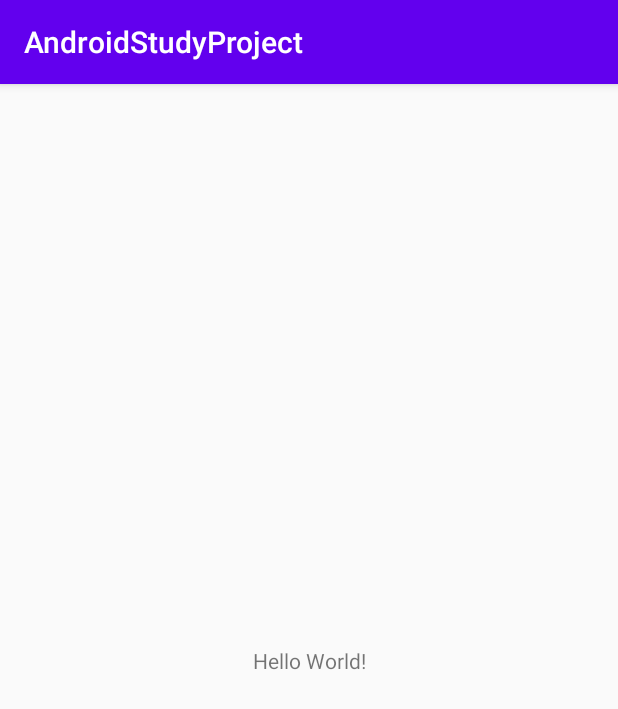
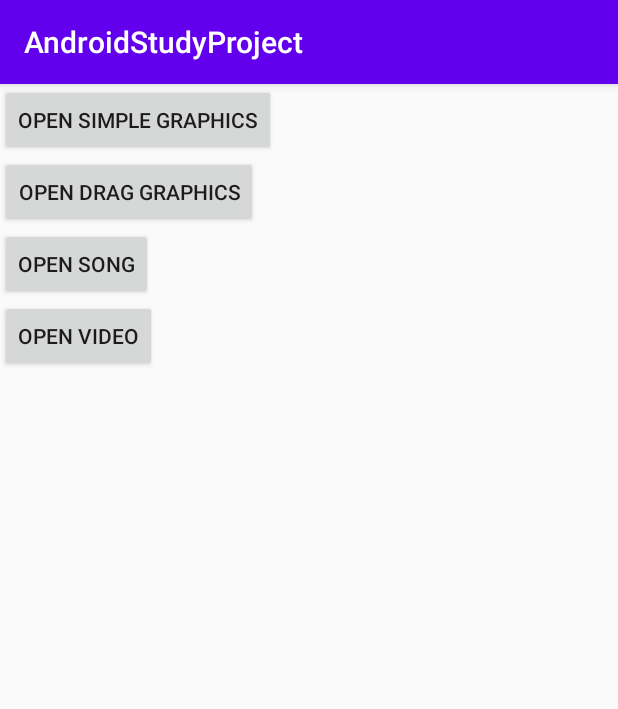
Before and after one commit to vikas1993/AndroidStudyCode, an Android app: the screen it shows after launch (MainActivity), on a phone screen of 412 x 824 dp. Shown: the top 709 px of the screen. Run offline under Robolectric (Android 15) with nearby library versions, the phone set to English and light mode, and no system bars.

Commit message:
Chapter 13 addedvideo actvity

```diff
--- a/app/src/main/AndroidManifest.xml
+++ b/app/src/main/AndroidManifest.xml
@@ -1,7 +1,7 @@
 <?xml version="1.0" encoding="utf-8"?>
 <manifest xmlns:android="http://schemas.android.com/apk/res/android"
     package="com.nit.androidstudyproject">
-
+<uses-permission android:name="android.permission.INTERNET"/>
     <application
         android:allowBackup="true"
         android:icon="@mipmap/ic_launcher"
@@ -9,6 +9,10 @@
         android:roundIcon="@mipmap/ic_launcher_round"
         android:supportsRtl="true"
         android:theme="@style/AppTheme">
+        <activity android:name=".VideoActivity"></activity>
+        <activity android:name=".SongActivity" />
+        <activity android:name=".dragAndDrawActivity" />
+        <activity android:name=".graphicsActivity" />
         <activity android:name=".MainActivity">
             <intent-filter>
                 <action android:name="android.intent.action.MAIN" />
--- a/app/src/main/res/layout/activity_main.xml
+++ b/app/src/main/res/layout/activity_main.xml
@@ -1,18 +1,35 @@
 <?xml version="1.0" encoding="utf-8"?>
-<androidx.constraintlayout.widget.ConstraintLayout xmlns:android="http://schemas.android.com/apk/res/android"
+<LinearLayout xmlns:android="http://schemas.android.com/apk/res/android"
     xmlns:app="http://schemas.android.com/apk/res-auto"
     xmlns:tools="http://schemas.android.com/tools"
     android:layout_width="match_parent"
     android:layout_height="match_parent"
+    android:orientation="vertical"
     tools:context=".MainActivity">
 
-    <TextView
+    <Button
         android:layout_width="wrap_content"
         android:layout_height="wrap_content"
-        android:text="Hello World!"
-        app:layout_constraintBottom_toBottomOf="parent"
-        app:layout_constraintLeft_toLeftOf="parent"
-        app:layout_constraintRight_toRightOf="parent"
-        app:layout_constraintTop_toTopOf="parent" />
+        android:text="open simple graphics"
+        android:onClick="openPanel"
+        />
 
-</androidx.constraintlayout.widget.ConstraintLayout>
+    <Button
+        android:layout_width="wrap_content"
+        android:layout_height="wrap_content"
+        android:text="open drag graphics"
+        android:onClick="openDrag"
+        />
+    <Button
+        android:layout_width="wrap_content"
+        android:layout_height="wrap_content"
+        android:text="open song"
+        android:onClick="openSong"
+        />
+    <Button
+        android:layout_width="wrap_content"
+        android:layout_height="wrap_content"
+        android:text="open Video"
+        android:onClick="openVideo"
+        />
+</LinearLayout>
```
Also changed, not shown: app/src/main/java/com/nit/androidstudyproject/MainActivity.java (+21 -0 lines), app/src/main/java/com/nit/androidstudyproject/Panel.java (added, +38 -0 lines), app/src/main/java/com/nit/androidstudyproject/SongActivity.java (added, +16 -0 lines), app/src/main/java/com/nit/androidstudyproject/VideoActivity.java (added, +33 -0 lines), app/src/main/java/com/nit/androidstudyproject/dragAndDrawActivity.java (added, +94 -0 lines), app/src/main/java/com/nit/androidstudyproject/graphicsActivity.java (added, +15 -0 lines), app/src/main/res/layout/activity_video.xml (added, +15 -0 lines), 1 other file.
